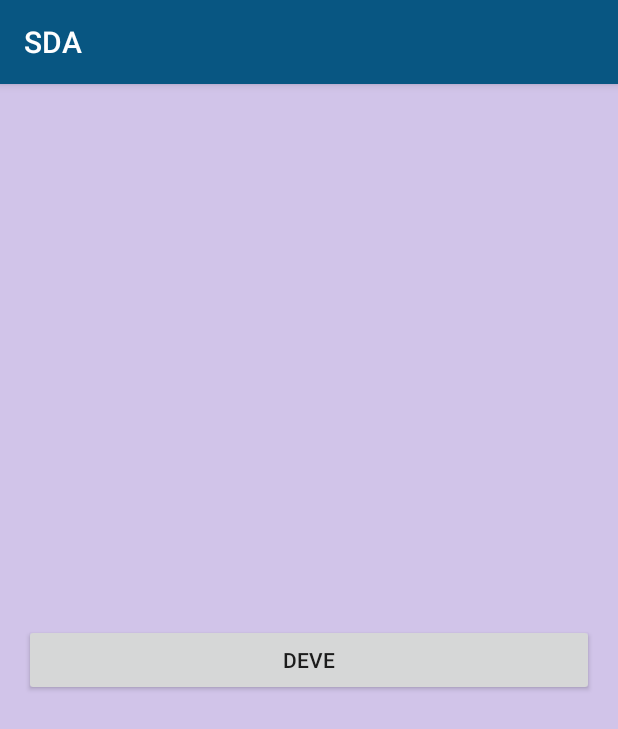
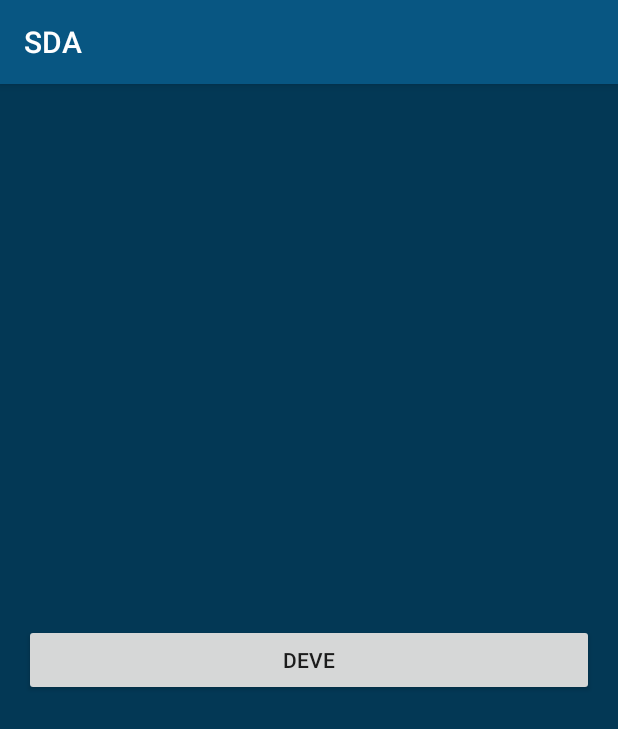
Before and after one commit to Allhabiy/SDA, an Android app: the AboutDevelopersActivity screen opened directly, with no data from a screen before it, on a phone screen of 412 x 824 dp. Shown: the top 729 px of the screen. Run offline under Robolectric (Android 15) with nearby library versions, the light colour scheme and no system bars.

Commit message:
Change Background Color of dev. activity

```diff
--- a/app/src/main/res/layout/activity_about_developers.xml
+++ b/app/src/main/res/layout/activity_about_developers.xml
@@ -3,7 +3,7 @@
     xmlns:tools="http://schemas.android.com/tools"
     android:layout_width="match_parent"
     android:layout_height="match_parent"
-    android:background="@color/colorBackground"
+    android:background="@color/colorPrimaryDark"
     android:orientation="vertical"
     android:paddingBottom="16dp"
     android:paddingLeft="16dp"
```
